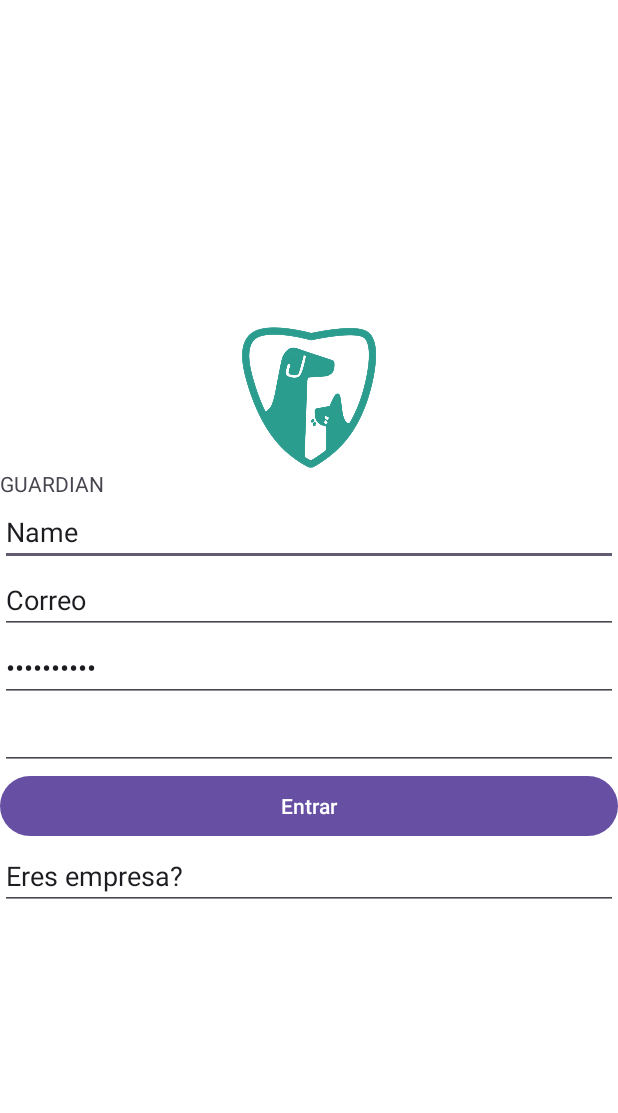
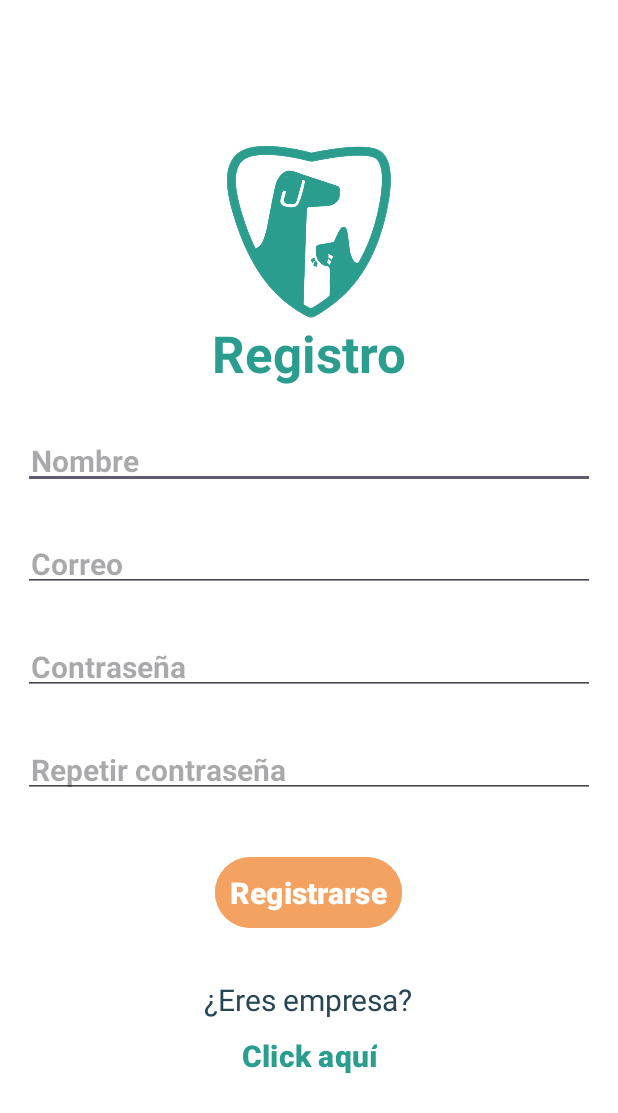
Before and after one commit to SIXIVESS/Guardian-app, an Android app: the RegisterActivity screen opened directly, with no data from a screen before it, on a phone screen of 412 x 824 dp. Shown: the top 1113 px of the screen. Run offline under Robolectric (Android 15) with nearby library versions, the phone set to English and light mode, and no system bars.

Commit message:
registro normal

```diff
--- a/app/src/main/java/mx/itson/edu/guardian/RegisterActivity.kt
+++ b/app/src/main/java/mx/itson/edu/guardian/RegisterActivity.kt
@@ -1,21 +1,39 @@
 package mx.itson.edu.guardian
 
+import android.content.DialogInterface
 import androidx.appcompat.app.AppCompatActivity
 import android.content.Intent
+import android.os.Bundle
+import android.os.Handler
+import android.os.Looper
+import android.widget.Button
+import androidx.appcompat.app.AlertDialog
 
-import android.os.Bundle
-import android.widget.Button
 
 class RegisterActivity : AppCompatActivity() {
     override fun onCreate(savedInstanceState: Bundle?) {
         super.onCreate(savedInstanceState)
         setContentView(R.layout.activity_registro)
 
-        // Set up the "Registrarse" button
-        val registerButton = findViewById<Button>(R.id.button3)
-        registerButton.setOnClickListener {
-            // Start the MenuActivity when the button is clicked
-            startActivity(Intent(this, MenuActivity::class.java))
+        val button : Button = findViewById(R.id.registerButton)
+        val buttonDos : Button = findViewById(R.id.clickHereComp)
+
+        button.setOnClickListener {
+            var intent: Intent = Intent( this, LoginActivity::class.java)
+            val builder = AlertDialog.Builder(this)
+            builder.setTitle("Cuenta creada")
+            builder.setMessage("Tu cuenta ha sido creada. Por favor, inicia sesión.")
+            builder.show()
+            startActivity(intent)
         }
+
+            buttonDos.setOnClickListener {
+            var intent: Intent = Intent( this, RegisterCompActivity::class.java)
+            startActivity(intent)
+
+
+        }
+
+
     }
 }
--- a/app/src/main/res/layout/activity_login.xml
+++ b/app/src/main/res/layout/activity_login.xml
@@ -66,7 +66,6 @@
         android:textStyle="bold" />
 
     <TextView
-        android:id="@+id/registroTexto"
         android:layout_width="wrap_content"
         android:layout_height="wrap_content"
         android:layout_below="@+id/editText"
--- a/app/src/main/res/layout/activity_registro.xml
+++ b/app/src/main/res/layout/activity_registro.xml
@@ -7,64 +7,119 @@
     android:gravity="center"
     android:orientation="vertical"
     android:background="@color/white"
-    tools:context=".LoginActivity">
+    tools:context=".RegisterActivity">
 
 
     <ImageView
-        android:id="@+id/imageView2"
-        android:layout_width="match_parent"
-        android:layout_height="96dp"
+        android:id="@+id/imageView3"
+        android:layout_width="wrap_content"
+        android:layout_height="117dp"
+        android:scaleType="centerInside"
         app:srcCompat="@drawable/logo" />
 
     <TextView
-        android:id="@+id/textView"
+        android:id="@+id/registro_usuario"
+        android:layout_width="match_parent"
+        android:layout_height="60dp"
+        android:gravity="center_horizontal"
+        android:text="Registro"
+        android:textColor="@color/primaryColor"
+        android:textSize="34sp"
+        android:textStyle="bold" />
+
+    <EditText
         android:layout_width="match_parent"
         android:layout_height="wrap_content"
-        android:text="GUARDIAN" />
+        android:layout_below="@+id/registro_usuario"
+        android:layout_centerHorizontal="true"
+        android:layout_margin="15dp"
+        android:layout_marginStart="5dp"
+        android:layout_marginTop="5dp"
+        android:layout_marginBottom="0dp"
+        android:hint="Nombre"
+        android:inputType="text"
+        android:padding="5dp"
+        android:textSize="20sp"
+        android:textStyle="bold" />
 
     <EditText
-        android:id="@+id/editTextText2"
         android:layout_width="match_parent"
         android:layout_height="wrap_content"
-        android:ems="10"
-        android:inputType="text"
-        android:text="Name" />
+        android:layout_below="@id/registro_usuario"
+        android:layout_centerHorizontal="true"
+        android:layout_margin="15dp"
+        android:layout_marginStart="5dp"
+        android:layout_marginTop="5dp"
+        android:layout_marginBottom="0dp"
+        android:hint="Correo"
+        android:inputType="textEmailAddress"
+        android:padding="5dp"
+        android:textSize="20sp"
+        android:textStyle="bold" />
 
     <EditText
-        android:id="@+id/editTextTextEmailAddress"
         android:layout_width="match_parent"
         android:layout_height="wrap_content"
-        android:ems="10"
-        android:inputType="textEmailAddress"
-        android:text="Correo" />
+        android:layout_below="@id/registro_usuario"
+        android:layout_centerHorizontal="true"
+        android:layout_margin="15dp"
+        android:layout_marginStart="5dp"
+        android:layout_marginTop="5dp"
+        android:layout_marginBottom="0dp"
+        android:hint="Contraseña"
+        android:inputType="textPassword"
+        android:padding="5dp"
+        android:textSize="20sp"
+        android:textStyle="bold" />
 
     <EditText
-        android:id="@+id/editTextTextPassword"
         android:layout_width="match_parent"
         android:layout_height="wrap_content"
-        android:ems="10"
+        android:layout_below="@id/registro_usuario"
+        android:layout_centerHorizontal="true"
+        android:layout_margin="15dp"
+        android:layout_marginStart="5dp"
+        android:layout_marginTop="5dp"
+        android:layout_marginBottom="0dp"
+        android:hint="Repetir contraseña"
         android:inputType="textPassword"
-        android:text="Contraseña" />
-
-    <EditText
-        android:id="@+id/editTextTextPassword2"
-        android:layout_width="match_parent"
-        android:layout_height="wrap_content"
-        android:ems="10"
-        android:inputType="textPassword" />
+        android:padding="5dp"
+        android:textSize="20sp"
+        android:textStyle="bold" />
 
     <Button
-        android:id="@+id/button3"
-        android:layout_width="match_parent"
+        android:id="@+id/registerButton"
+        android:layout_width="wrap_content"
         android:layout_height="wrap_content"
-        android:text="Entrar" />
+        android:layout_margin="20dp"
+        android:backgroundTint="@color/buttonColor"
+        android:padding="10dp"
+        android:text="Registrarse"
+        android:textSize="20sp"
+        android:textStyle="bold" />
 
-    <EditText
-        android:id="@+id/editTextText"
-        android:layout_width="match_parent"
+    <TextView
+        android:layout_width="wrap_content"
         android:layout_height="wrap_content"
-        android:ems="10"
-        android:inputType="text"
-        android:text="Eres empresa?" />
+        android:layout_centerHorizontal="true"
+        android:layout_marginTop="10dp"
+        android:padding="0dp"
+        android:text="¿Eres empresa?"
+        android:textColor="@color/textColor"
+        android:textSize="20sp" />
+
+    <Button
+        android:id="@+id/clickHereComp"
+        android:layout_width="wrap_content"
+        android:layout_height="wrap_content"
+        android:layout_centerHorizontal="true"
+        android:layout_marginTop="0dp"
+        android:backgroundTint="#02FFFFFF"
+        android:padding="0dp"
+        android:text="Click aquí"
+        android:textColor="@color/primaryColor"
+        android:textSize="20sp"
+        android:textStyle="bold"
+        app:iconTint="#02FFFFFF" />
 
 </LinearLayout>
```
